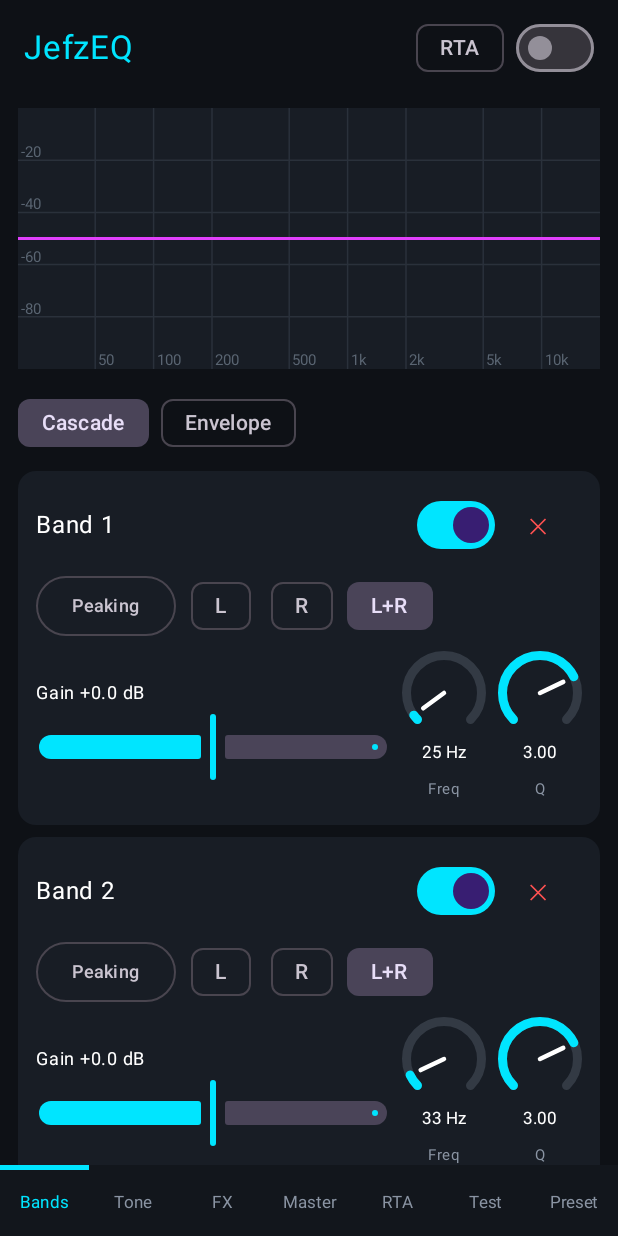
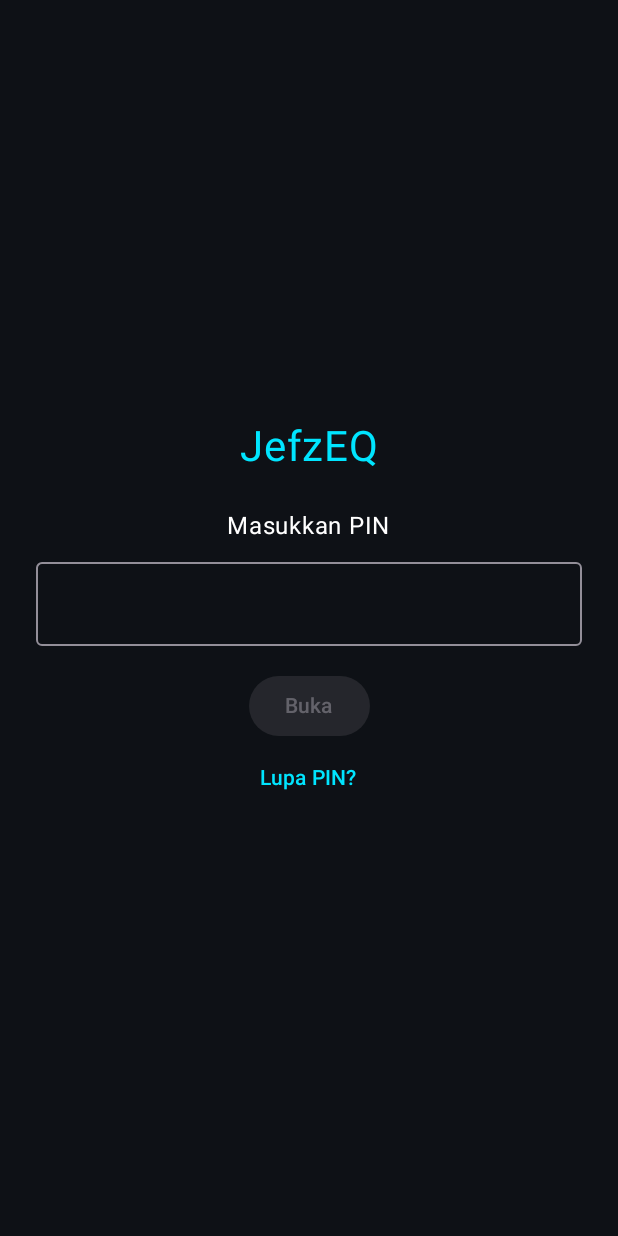
Before and after one commit to JefzAljabbar/JefzEQ, an Android app built with Jetpack Compose: the screen it shows after launch (MainActivity), on a phone screen of 412 x 824 dp. Run offline under Robolectric (Android 15) with nearby library versions, the phone set to English and light mode, and no system bars.

Commit message:
Add files via upload

```diff
--- a/app/build.gradle.kts
+++ b/app/build.gradle.kts
@@ -11,8 +11,8 @@ android {
         applicationId = "com.jefz.eq"
         minSdk = 28
         targetSdk = 34
-        versionCode = 6
-        versionName = "0.6"
+        versionCode = 7
+        versionName = "0.7"
     }
     buildTypes {
         release { isMinifyEnabled = false }
--- a/app/src/main/AndroidManifest.xml
+++ b/app/src/main/AndroidManifest.xml
@@ -16,7 +16,7 @@
     </queries>
 
     <application
-        android:allowBackup="true"
+        android:allowBackup="false"
         android:icon="@drawable/ic_launcher"
         android:label="JefzEQ"
         android:theme="@style/Theme.JefzEQ">
--- a/app/src/main/java/com/jefz/eq/Gen.kt
+++ b/app/src/main/java/com/jefz/eq/Gen.kt
@@ -24,6 +24,9 @@ object Gen {
     var freq by mutableFloatStateOf(1000f)
     var levelDb by mutableFloatStateOf(-30f)
     var chan by mutableStateOf(Chan.LR)
+
+    fun resetOutput() { levelDb = -30f; chan = Chan.LR }
+    fun resetTone() { freq = 1000f; wave = Wave.SINE }
 
     @Volatile private var running = false
     @Volatile private var muting = false
--- /dev/null
+++ b/app/src/main/java/com/jefz/eq/LockUi.kt
@@ -0,0 +1,108 @@
+package com.jefz.eq
+
+import androidx.compose.foundation.background
+import androidx.compose.foundation.layout.Arrangement
+import androidx.compose.foundation.layout.Column
+import androidx.compose.foundation.layout.Spacer
+import androidx.compose.foundation.layout.fillMaxSize
+import androidx.compose.foundation.layout.fillMaxWidth
+import androidx.compose.foundation.layout.height
+import androidx.compose.foundation.layout.padding
+import androidx.compose.foundation.layout.statusBarsPadding
+import androidx.compose.foundation.text.KeyboardOptions
+import androidx.compose.material3.Button
+import androidx.compose.material3.OutlinedTextField
+import androidx.compose.material3.Text
+import androidx.compose.material3.TextButton
+import androidx.compose.runtime.Composable
+import androidx.compose.runtime.LaunchedEffect
+import androidx.compose.runtime.getValue
+import androidx.compose.runtime.mutableLongStateOf
+import androidx.compose.runtime.mutableStateOf
+import androidx.compose.runtime.remember
+import androidx.compose.runtime.rememberCoroutineScope
+import androidx.compose.runtime.setValue
+import androidx.compose.ui.Alignment
+import androidx.compose.ui.Modifier
+import androidx.compose.ui.graphics.Color
+import androidx.compose.ui.platform.LocalContext
+import androidx.compose.ui.text.input.KeyboardType
+import androidx.compose.ui.text.input.PasswordVisualTransformation
+import androidx.compose.ui.text.input.VisualTransformation
+import androidx.compose.ui.unit.dp
+import androidx.compose.ui.unit.sp
+import kotlinx.coroutines.Dispatchers
+import kotlinx.coroutines.delay
+import kotlinx.coroutines.launch
+import kotlinx.coroutines.withContext
+
+@Composable
+fun PinScreen(onUnlocked: () -> Unit) {
+    val ctx = LocalContext.current
+    val scope = rememberCoroutineScope()
+    var recovery by remember { mutableStateOf(false) }
+    var input by remember { mutableStateOf("") }
+    var msg by remember { mutableStateOf("") }
+    var busy by remember { mutableStateOf(false) }
+    var now by remember { mutableLongStateOf(System.currentTimeMillis()) }
+    LaunchedEffect(Unit) { while (true) { delay(500); now = System.currentTimeMillis() } }
+    val remain = ((LockStore.lockedUntil(ctx) - now) / 1000).coerceAtLeast(0)
+    val locked = remain > 0
+    val ready = if (recovery) input.count { it.isLetterOrDigit() } >= 16 else input.length == 6
+
+    Column(
+        Modifier.fillMaxSize().background(Color(0xFF0E1116)).statusBarsPadding().padding(24.dp),
+        horizontalAlignment = Alignment.CenterHorizontally,
+        verticalArrangement = Arrangement.Center
+    ) {
+        Text("JefzEQ", fontSize = 28.sp, color = Color(0xFF00E5FF))
+        Spacer(Modifier.height(24.dp))
+        Text(if (recovery) "Masukkan Kode Pemulihan" else "Masukkan PIN", color = Color.White)
+        Spacer(Modifier.height(12.dp))
+        OutlinedTextField(
+            value = input,
+            onValueChange = { v ->
+                input = if (recovery) v.take(24) else v.filter { it.isDigit() }.take(6)
+                msg = ""
+            },
+            singleLine = true,
+            visualTransformation = if (recovery) VisualTransformation.None else PasswordVisualTransformation(),
+            keyboardOptions = KeyboardOptions(keyboardType = if (recovery) KeyboardType.Ascii else KeyboardType.NumberPassword),
+            enabled = !busy && !locked,
+            modifier = Modifier.fillMaxWidth()
+        )
+        if (msg.isNotEmpty()) Text(msg, color = Color(0xFFFF5252), fontSize = 13.sp, modifier = Modifier.padding(top = 8.dp))
+        if (locked) Text("Terlalu banyak percobaan. Coba lagi dalam $remain detik.", color = Color(0xFFFFB74D), fontSize = 13.sp, modifier = Modifier.padding(top = 8.dp))
+        Spacer(Modifier.height(16.dp))
+        Button(
+            enabled = ready && !busy && !locked,
+            onClick = {
+                busy = true
+                val attempt = input
+                scope.launch {
+                    val ok = withContext(Dispatchers.Default) {
+                        if (recovery) LockStore.checkRecovery(attempt) else LockStore.checkPin(attempt)
+                    }
+                    busy = false
+                    if (ok) {
+                        LockStore.unlock(ctx)
+                        onUnlocked()
+                    } else {
+                        LockStore.registerFail(ctx)
+                        msg = if (recovery) "Kode pemulihan salah" else "PIN salah"
+                        input = ""
+                    }
+                }
+            }
+        ) { Text(if (busy) "Memeriksa…" else "Buka") }
+        TextButton(onClick = { recovery = !recovery; input = ""; msg = "" }, enabled = !busy) {
+            Text(if (recovery) "Kembali ke PIN" else "Lupa PIN?")
+        }
+        if (recovery) {
+            Text(
+                "Masukkan Kode Pemulihan 16 karakter yang Anda simpan (format XXXX-XXXX-XXXX-XXXX).",
+                color = Color(0xFF8A94A3), fontSize = 11.sp
+            )
+        }
+    }
+}
--- a/app/src/main/java/com/jefz/eq/MainActivity.kt
+++ b/app/src/main/java/com/jefz/eq/MainActivity.kt
@@ -15,6 +15,9 @@ import androidx.compose.material3.darkColorScheme
 import androidx.compose.runtime.LaunchedEffect
 import androidx.compose.runtime.collectAsState
 import androidx.compose.runtime.getValue
+import androidx.compose.runtime.mutableStateOf
+import androidx.compose.runtime.remember
+import androidx.compose.runtime.setValue
 import androidx.compose.ui.graphics.Color
 import androidx.core.content.ContextCompat
 
@@ -129,12 +132,6 @@ class MainActivity : ComponentActivity() {
             requestPermissions(arrayOf(Manifest.permission.POST_NOTIFICATIONS), 1)
         }
         setContent {
-            val state by EqRepo.state.collectAsState()
-            LaunchedEffect(state.power) {
-                val i = Intent(this@MainActivity, EqService::class.java)
-                if (state.power) ContextCompat.startForegroundService(this@MainActivity, i)
-                else stopService(i)
-            }
             MaterialTheme(
                 colorScheme = darkColorScheme(
                     primary = Color(0xFF00E5FF),
@@ -142,6 +139,16 @@ class MainActivity : ComponentActivity() {
                     surface = Color(0xFF181D25)
                 )
             ) {
+                var unlocked by remember { mutableStateOf(LockStore.isUnlocked(this@MainActivity)) }
+                if (!unlocked) {
+                    PinScreen(onUnlocked = { unlocked = true })
+                } else {
+                    val state by EqRepo.state.collectAsState()
+                    LaunchedEffect(state.power) {
+                        val i = Intent(this@MainActivity, EqService::class.java)
+                        if (state.power) ContextCompat.startForegroundService(this@MainActivity, i)
+                        else stopService(i)
+                    }
                     EqScreen(
                         state,
                         onFxToggle = { setFx(it) },
@@ -153,3 +160,4 @@ class MainActivity : ComponentActivity() {
             }
         }
     }
+}
--- a/app/src/main/java/com/jefz/eq/Model.kt
+++ b/app/src/main/java/com/jefz/eq/Model.kt
@@ -21,7 +21,8 @@ data class Band(
     val freq: Float = 1000f,
     val gain: Float = 0f,
     val q: Float = 1f,
-    val on: Boolean = true
+    val on: Boolean = true,
+    val comp: Comp = Comp()
 )
 
 data class Comp(
@@ -66,7 +67,5 @@ data class EqState(
     val fxPkg: String = "com.google.android.youtube"
 )
 
-fun defaultBands(): List<Band> = List(24) { i ->
-    val f = 25.0 * (18000.0 / 25.0).pow(i / 23.0)
-    Band(id = i.toLong(), freq = f.roundToInt().toFloat(), q = 3f)
-}
+/** New installs / reset start with no bands. */
+fun defaultBands(): List<Band> = emptyList()
--- a/app/src/main/java/com/jefz/eq/Rta.kt
+++ b/app/src/main/java/com/jefz/eq/Rta.kt
@@ -109,6 +109,10 @@ object Rta {
     var showCurve by mutableStateOf(true)
     var peakHold by mutableStateOf(true)
     var frame by mutableStateOf<Spec?>(null)
+
+    fun resetView() {
+        fft = 4096; log = true; showMic = true; showInt = true; showCurve = true; peakHold = true
+    }
 
     val micRing = SampleRing(16384)
     val intRing = SampleRing(16384)
--- a/app/src/main/java/com/jefz/eq/RtaUi.kt
+++ b/app/src/main/java/com/jefz/eq/RtaUi.kt
@@ -16,6 +16,7 @@ import androidx.compose.material3.Button
 import androidx.compose.material3.Card
 import androidx.compose.material3.CardDefaults
 import androidx.compose.material3.FilterChip
+import androidx.compose.material3.OutlinedButton
 import androidx.compose.material3.Switch
 import androidx.compose.material3.Text
 import androidx.compose.runtime.Composable
@@ -177,6 +178,7 @@ fun RtaTab(s: EqState, onFxToggle: (Boolean) -> Unit, onRtaToggle: (Boolean) ->
                             FilterChip(Rta.fft == n, { Rta.fft = n }, { Text("FFT $n") })
                         }
                     }
+                    OutlinedButton(onClick = { Rta.resetView() }) { Text("Reset tampilan") }
                     if (!s.fxOn) {
                         Text(
                             "Grafik Internal (input) butuh capture app. Aktifkan dulu agar bisa dibandingkan dengan Mic (output).",
--- a/app/src/main/java/com/jefz/eq/TestUi.kt
+++ b/app/src/main/java/com/jefz/eq/TestUi.kt
@@ -33,7 +33,7 @@ fun TestTab() {
         verticalArrangement = Arrangement.spacedBy(8.dp)
     ) {
         item {
-            Section("Output") {
+            Section("Output", onReset = { Gen.resetOutput() }) {
                 LSlider("Level", Gen.levelDb, -60f..-6f, if (Gen.levelDb <= -60f) "Off" else "%.0f dBFS".format(Gen.levelDb)) { Gen.levelDb = it }
                 Row(horizontalArrangement = Arrangement.spacedBy(8.dp)) {
                     Chan.values().forEach { c ->
@@ -58,7 +58,7 @@ fun TestTab() {
             }
         }
         item {
-            Section("Tone Generator (0 Hz – 25 kHz)") {
+            Section("Tone Generator (0 Hz – 25 kHz)", onReset = { Gen.resetTone() }) {
                 Row(verticalAlignment = Alignment.CenterVertically) {
                     Text("On / Off", color = Color.White, modifier = Modifier.weight(1f))
                     Switch(
```
Also changed, not shown: app/src/main/java/com/jefz/eq/Dsp.kt (+18 -0 lines), app/src/main/java/com/jefz/eq/EqEngine.kt (+86 -18 lines), app/src/main/java/com/jefz/eq/EqRepo.kt (+20 -2 lines), app/src/main/java/com/jefz/eq/Lock.kt (added, +58 -0 lines), app/src/main/java/com/jefz/eq/PresetUi.kt (+26 -0 lines), app/src/main/java/com/jefz/eq/Screen.kt (+64 -11 lines), 1 other file. Lines whose indentation alone changed are shown as unchanged.
